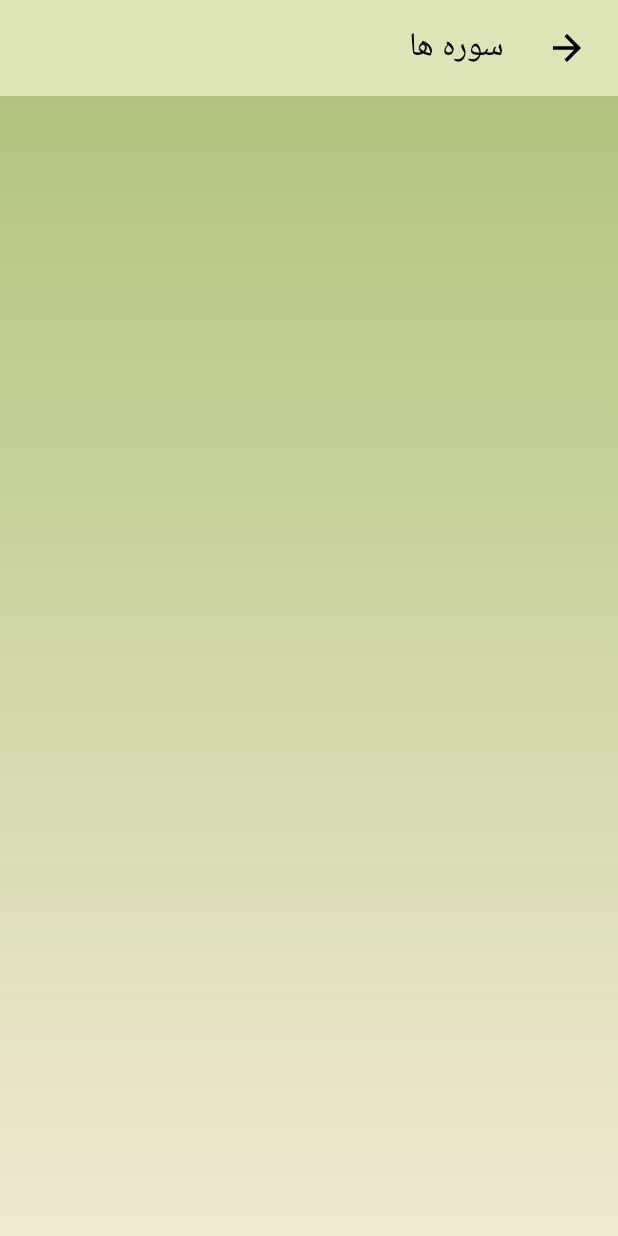
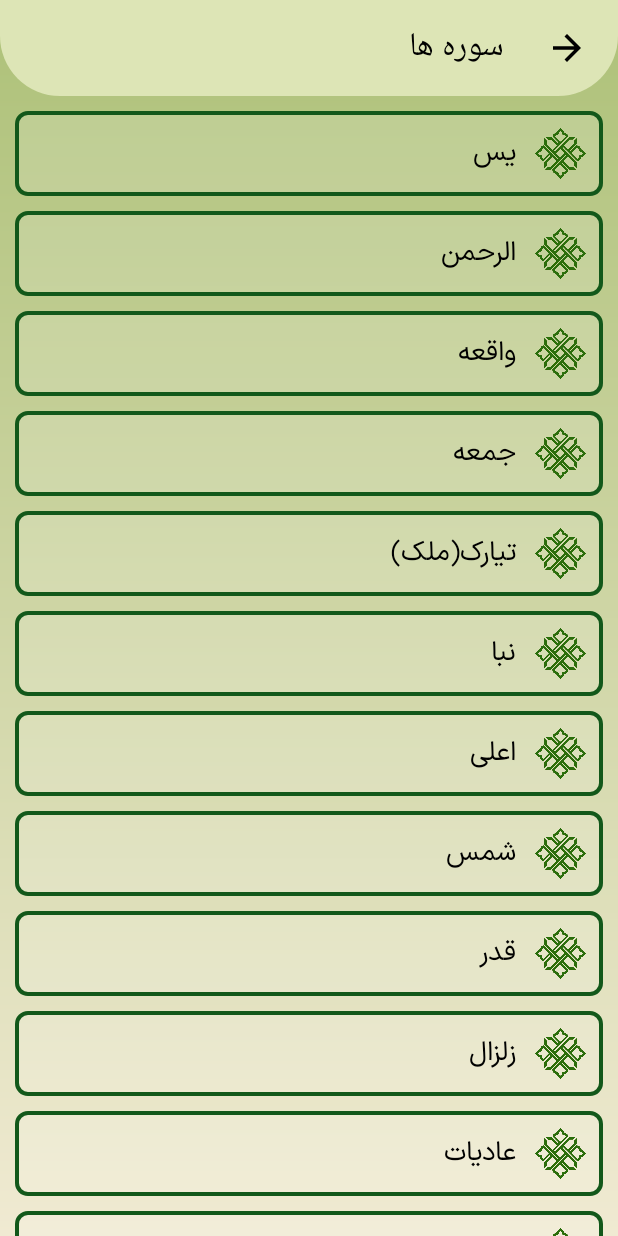
Before and after one commit to AliHabibiAndroidProgramPilot/holy_prays, an Android app: the screen it shows after launch (CategoryPrayActivity), after a tap on "سوره ها", on a phone screen of 412 x 824 dp. Run offline under Robolectric (Android 15) with nearby library versions, the phone set to English and light mode, and no system bars.

Commit message:
Send Data to Adapter

```diff
--- a/app/src/main/java/com/ali/holyprays/adapters/PrayListRecyclerAdapter.kt
+++ b/app/src/main/java/com/ali/holyprays/adapters/PrayListRecyclerAdapter.kt
@@ -1,20 +1,26 @@
 package com.ali.holyprays.adapters
 
 import android.view.LayoutInflater
+import android.view.View
 import android.view.ViewGroup
 import androidx.recyclerview.widget.RecyclerView.Adapter
 import androidx.recyclerview.widget.RecyclerView.ViewHolder
 import com.ali.holyprays.databinding.PrayListRecyclerItemBinding
+import com.ali.holyprays.provider.PrayDataModel
 
-class PrayListRecyclerAdapter(private val prayList: ArrayList<String>) :
+class PrayListRecyclerAdapter(private val prayList: List<PrayDataModel>) :
     Adapter<PrayListRecyclerAdapter.PrayListViewHolder>() {
 
     inner class PrayListViewHolder(
         private val binding: PrayListRecyclerItemBinding
     ) : ViewHolder(binding.root) {
 
-        fun setData(prayName: String) {
-            binding.txtPrayTitle.text = prayName
+        fun setData(pray: PrayDataModel) {
+            binding.txtPrayTitle.text = pray.prayName
+            if (pray.prayDetail != null) {
+                binding.txtPrayDetail.visibility = View.VISIBLE
+                binding.txtPrayDetail.text = pray.prayDetail
+            }
         }
 
     }
--- a/app/src/main/java/com/ali/holyprays/mvp/ext/ActivityUtils.kt
+++ b/app/src/main/java/com/ali/holyprays/mvp/ext/ActivityUtils.kt
@@ -2,6 +2,7 @@ package com.ali.holyprays.mvp.ext
 
 import android.content.Context
 import android.content.Intent
+import android.content.res.Resources
 import android.view.Window
 import androidx.activity.OnBackPressedDispatcher
 
@@ -11,4 +12,5 @@ interface ActivityUtils {
     fun startAnotherActivity(intent: Intent) {}
     fun takeBackPressedDispatchers(): OnBackPressedDispatcher? { return null }
     fun takeActivityIntentExtra(): Intent? { return null }
+    fun takeActivityResources(): Resources? { return null }
 }
--- a/app/src/main/java/com/ali/holyprays/mvp/presenter/PresenterCategoryPrayActivity.kt
+++ b/app/src/main/java/com/ali/holyprays/mvp/presenter/PresenterCategoryPrayActivity.kt
@@ -13,6 +13,7 @@ class PresenterCategoryPrayActivity(
         view.setInsets()
         view.navigationBackHandler()
         view.setToolbarTopText()
+        view.setupMainRecycler()
     }
 
     override fun presenterOnDestroy() {}
--- a/app/src/main/java/com/ali/holyprays/mvp/view/ViewCategoryPrayActivity.kt
+++ b/app/src/main/java/com/ali/holyprays/mvp/view/ViewCategoryPrayActivity.kt
@@ -5,8 +5,14 @@ import android.graphics.Color
 import android.view.LayoutInflater
 import androidx.core.view.ViewCompat
 import androidx.core.view.WindowInsetsCompat
+import androidx.recyclerview.widget.LinearLayoutManager
+import androidx.recyclerview.widget.RecyclerView
+import com.ali.holyprays.adapters.PrayListRecyclerAdapter
 import com.ali.holyprays.databinding.ActivityCategoryPrayBinding
 import com.ali.holyprays.mvp.ext.ActivityUtils
+import com.ali.holyprays.provider.PrayCategories
+import com.ali.holyprays.provider.PrayDataModel
+import com.ali.holyprays.provider.PrayRepository
 
 class ViewCategoryPrayActivity(
     context: Context,
@@ -17,6 +23,7 @@ class ViewCategoryPrayActivity(
         ActivityCategoryPrayBinding.inflate(LayoutInflater.from(context))
 
     private lateinit var categoryTextTitle: String
+    private lateinit var category: PrayCategories
 
     fun setInsets() {
         ViewCompat.setOnApplyWindowInsetsListener(binding.root) { v, insets ->
@@ -38,7 +45,22 @@ class ViewCategoryPrayActivity(
     fun setToolbarTopText() {
         val intent = utils.takeActivityIntentExtra()
         categoryTextTitle = intent?.getStringExtra("TAG_VALUE") ?: "null intent!"
+        category =
+            PrayCategories.provideFromTitle(utils.takeActivityResources()!!, categoryTextTitle)!!
         binding.txtCategory.text = categoryTextTitle
     }
 
+    fun setupMainRecycler() {
+        binding.prayListRecycler.layoutManager =
+            LinearLayoutManager(utils.takeContext(), RecyclerView.VERTICAL, false)
+        val prayNameList = providePrayNameList()
+        binding.prayListRecycler.adapter = PrayListRecyclerAdapter(prayNameList)
+    }
+
+    private fun providePrayNameList(): List<PrayDataModel> {
+        return category.let {
+            PrayRepository.providePrayByCategory(it)
+        }
+    }
+
 }
--- /dev/null
+++ b/app/src/main/java/com/ali/holyprays/provider/PrayCategories.kt
@@ -0,0 +1,23 @@
+package com.ali.holyprays.provider
+
+import android.content.res.Resources
+import com.ali.holyprays.R
+
+enum class PrayCategories(val stringResId: Int) {
+
+    ZIARAT(R.string.zirat),
+    RAMADAN_PRAY(R.string.ramdan_pray),
+    SORE(R.string.sore),
+    NAMAZ(R.string.namaz),
+    NAMAZ_TAGHIBAT(R.string.namaz_taghibat),
+    WEEK_ZIARAT(R.string.week_zirat),
+    PRAYS(R.string.prays);
+
+    companion object {
+        fun provideFromTitle(resources: Resources, category: String): PrayCategories? {
+            return entries.find {
+                resources.getString(it.stringResId) == category
+            }
+        }
+    }
+}
--- /dev/null
+++ b/app/src/main/java/com/ali/holyprays/provider/PrayDataModel.kt
@@ -0,0 +1,9 @@
+package com.ali.holyprays.provider
+
+data class PrayDataModel(
+    val id: Int,
+    val prayName: String,
+    val prayDetail: String?,
+    val prayFilePath: String?,
+    val prayAudioURl: String?
+)
--- /dev/null
+++ b/app/src/main/java/com/ali/holyprays/provider/PrayRepository.kt
@@ -0,0 +1,55 @@
+package com.ali.holyprays.provider
+
+object PrayRepository {
+
+    fun providePrayByCategory(category: PrayCategories): List<PrayDataModel> {
+        return when (category) {
+            PrayCategories.PRAYS -> {
+                emptyList()
+            }
+
+            PrayCategories.RAMADAN_PRAY -> {
+                emptyList()
+            }
+
+            PrayCategories.ZIARAT -> {
+                emptyList()
+            }
+
+            PrayCategories.SORE -> {
+                listOf(
+                    PrayDataModel(1, "یس", null, null, null),
+                    PrayDataModel(2, "الرحمن", null, null, null),
+                    PrayDataModel(3, "واقعه", null, null, null),
+                    PrayDataModel(4, "جمعه", null, null, null),
+                    PrayDataModel(5, "تیارک(ملک)", null, null, null),
+                    PrayDataModel(6, "نبا", null, null, null),
+                    PrayDataModel(7, "اعلی", null, null, null),
+                    PrayDataModel(8, "شمس", null, null, null),
+                    PrayDataModel(9, "قدر", null, null, null),
+                    PrayDataModel(10, "زلزال", null, null, null),
+                    PrayDataModel(11, "عادیات", null, null, null),
+                    PrayDataModel(12, "کافرون", null, null, null),
+                    PrayDataModel(13, "نصر", null, null, null),
+                    PrayDataModel(14, "توحید", null, null, null),
+                    PrayDataModel(15, "عصر", null, null, null),
+                    PrayDataModel(16, "فلق", null, null, null),
+                    PrayDataModel(17, "ناس", null, null, null)
+                )
+            }
+
+            PrayCategories.NAMAZ_TAGHIBAT -> {
+                emptyList()
+            }
+
+            PrayCategories.WEEK_ZIARAT -> {
+                emptyList()
+            }
+
+            PrayCategories.NAMAZ -> {
+                emptyList()
+            }
+        }
+    }
+
+}
--- a/app/src/main/java/com/ali/holyprays/ui/CategoryPrayActivity.kt
+++ b/app/src/main/java/com/ali/holyprays/ui/CategoryPrayActivity.kt
@@ -2,6 +2,7 @@ package com.ali.holyprays.ui
 
 import android.content.Context
 import android.content.Intent
+import android.content.res.Resources
 import android.os.Bundle
 import android.view.Window
 import androidx.activity.OnBackPressedDispatcher
@@ -39,4 +40,6 @@ class CategoryPrayActivity : AppCompatActivity(), ActivityUtils {
 
     override fun takeActivityIntentExtra(): Intent = intent
 
+    override fun takeActivityResources(): Resources = resources
+
 }
--- a/app/src/main/res/layout/activity_category_pray.xml
+++ b/app/src/main/res/layout/activity_category_pray.xml
@@ -1,7 +1,6 @@
 <?xml version="1.0" encoding="utf-8"?>
 <LinearLayout xmlns:android="http://schemas.android.com/apk/res/android"
     xmlns:tools="http://schemas.android.com/tools"
-    android:id="@+id/main"
     android:layout_width="match_parent"
     android:layout_height="match_parent"
     android:background="@drawable/main_bg_background"
@@ -11,7 +10,7 @@
     <Toolbar
         android:layout_width="match_parent"
         android:layout_height="?attr/actionBarSize"
-        android:background="@color/actionBar_color"
+        android:background="@drawable/top_action_bar_bg"
         android:layoutDirection="rtl"
         android:textDirection="rtl">
 
@@ -43,7 +42,8 @@
         android:id="@+id/pray_list_recycler"
         android:layout_width="match_parent"
         android:layout_height="match_parent"
-        android:layout_margin="10dp"
+        android:layout_marginStart="10dp"
+        android:layout_marginEnd="10dp"
         android:layoutDirection="rtl"
         tools:listitem="@layout/pray_list_recycler_item" />
 
--- a/app/src/main/res/layout/pray_list_recycler_item.xml
+++ b/app/src/main/res/layout/pray_list_recycler_item.xml
@@ -3,12 +3,12 @@
     xmlns:tools="http://schemas.android.com/tools"
     android:layout_width="match_parent"
     android:layout_height="wrap_content"
-    android:layout_marginTop="18dp"
+    android:layout_marginTop="10dp"
     android:background="@drawable/pray_list_items_bg"
     android:gravity="center_horizontal|start"
     android:layoutDirection="rtl"
     android:orientation="horizontal"
-    android:padding="8dp">
+    android:padding="4dp">
 
     <ImageView
         android:id="@+id/imageView2"
@@ -32,7 +32,7 @@
         android:textSize="18sp"
         tools:text="سوره واقعه" />
 
-    <!--<TextView
+    <TextView
         android:id="@+id/txt_pray_detail"
         android:layout_width="125dp"
         android:layout_height="wrap_content"
@@ -46,6 +46,6 @@
         android:textSize="14sp"
         android:textStyle="italic"
         android:visibility="invisible"
-        tools:text="آیه 12 الی 78" />-->
+        tools:text="آیه 12 الی 78" />
 
 </LinearLayout>
```
